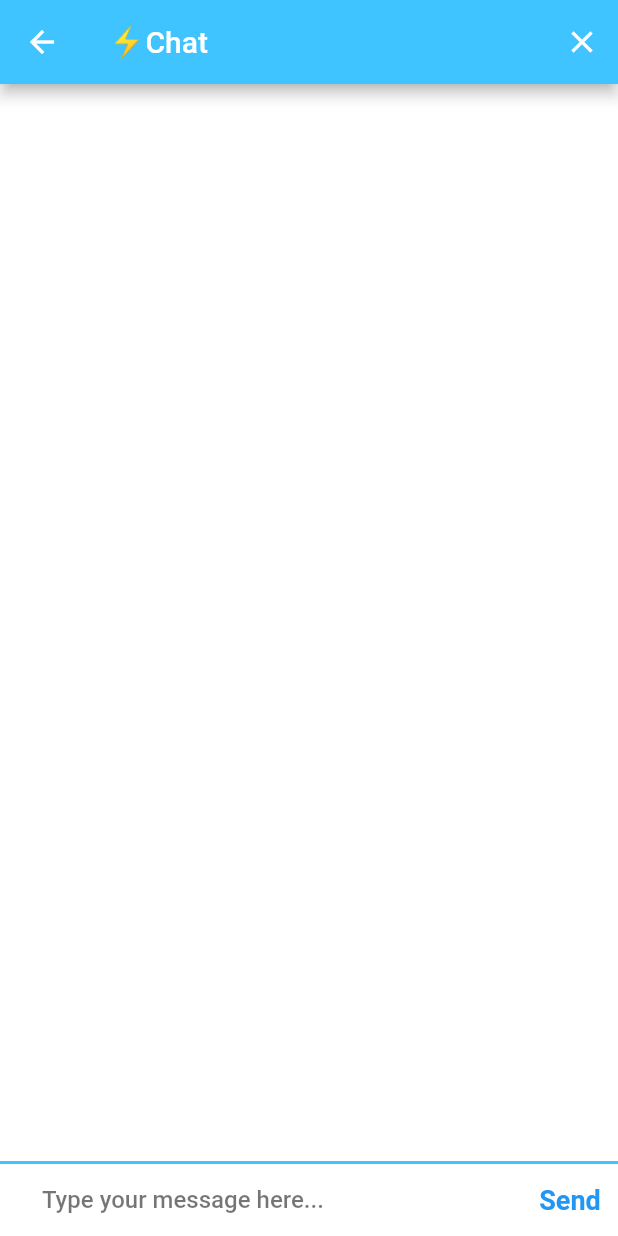
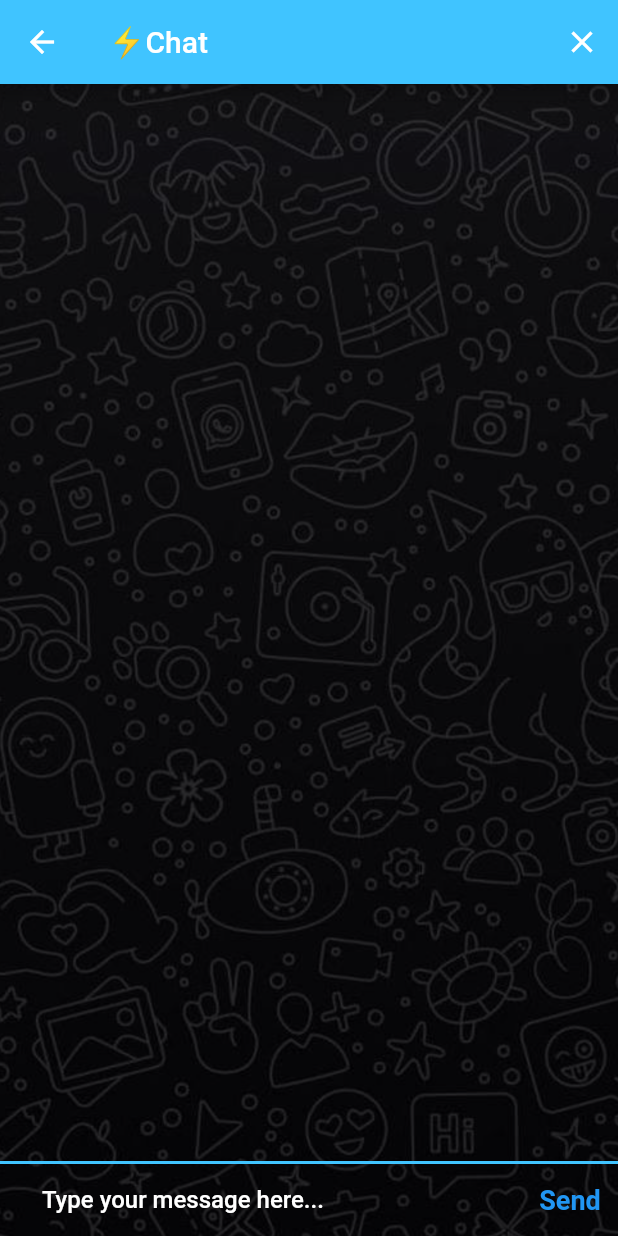
Before and after one commit to Hashimkhann1/chat_app_flutter, a Flutter app: the ChatScreen screen opened by its route, on a phone screen of 412 x 824 dp. Run offline on Flutter 3.47's test engine with Material 2 defaults, Android fonts, the phone set to English and light mode, and no system bars; our stand-ins replace animated_text_kit, cloud_firestore, firebase_auth, firebase_core, modal_progress_hud_nsn; accounts and stored records are empty.

Commit message:
chating functionlaty is added for ios only

```diff
--- a/lib/screens/chat_screen.dart
+++ b/lib/screens/chat_screen.dart
@@ -29,18 +29,18 @@ class _ChatScreenState extends State<ChatScreen> {
     };
   };
 
-  VoidCallback getMessages = () async {
-    await for(var snapshot in _firestore.collection('messages').snapshots()){
-      for(var message in snapshot.docs){
-        print(message.data());
-      }
-    }
-  };
+  // VoidCallback getMessages = () async {
+  //   await for(var snapshot in _firestore.collection('messages').snapshots()){
+  //     for(var message in snapshot.docs){
+  //     }
+  //   }
+  // };
 
   @override
   Widget build(BuildContext context) {
     return Scaffold(
-      backgroundColor: Colors.white,
+
+      backgroundColor: Colors.transparent,
       appBar: AppBar(
         backgroundColor: Colors.lightBlueAccent,
         actions: <Widget>[
@@ -52,7 +52,13 @@ class _ChatScreenState extends State<ChatScreen> {
         ],
         title: Text('⚡️Chat'),
       ),
-      body: SafeArea(
+      body: Container(
+        decoration: BoxDecoration(
+            image: DecorationImage(
+                image: AssetImage('images/background.png'),fit: BoxFit.cover
+            )
+        ),
+        child: SafeArea(
           child: Column(
             mainAxisAlignment: MainAxisAlignment.spaceBetween,
             crossAxisAlignment: CrossAxisAlignment.stretch,
@@ -71,7 +77,7 @@ class _ChatScreenState extends State<ChatScreen> {
                       child: TextField(
                         controller: messageTextController,
                         style: TextStyle(
-                        color: Colors.black
+                          color: Colors.white
                         ),
                         onChanged: (value){
                           message = value;
@@ -79,7 +85,7 @@ class _ChatScreenState extends State<ChatScreen> {
                         decoration: InputDecoration(
                           hintText: 'Type your message here...',
                           hintStyle: TextStyle(
-                          color: Colors.black54,
+                            color: Colors.white,
                             fontWeight: FontWeight.w500
                           ),
                           border: InputBorder.none,
@@ -94,7 +100,8 @@ class _ChatScreenState extends State<ChatScreen> {
                           print(message);
                           _firestore.collection('messages').add({
                             'text':message,
-                          'sender' : loggedInUser.email
+                            'sender' : loggedInUser.email,
+                            'timestamp': DateTime.now().microsecondsSinceEpoch,
                           });
                         },
                         child: Text('Send',
@@ -109,6 +116,7 @@ class _ChatScreenState extends State<ChatScreen> {
             ],
           ),
         ),
+      ),
     );
   }
 }
@@ -120,21 +128,26 @@ class MyMessageStrem extends StatelessWidget {
   @override
   Widget build(BuildContext context) {
     return StreamBuilder<QuerySnapshot>(
-      stream: _firestore.collection('messages').snapshots(),
+      stream: _firestore.collection('messages').orderBy('timestamp').snapshots(),
       builder: (context , snapshot){
         List<MessageBubble> messageBubbles = [];
         if(snapshot.hasData){
-          final messages = snapshot.data?.docs;
+          final messages = snapshot.data?.docs.reversed;
           for(var message in messages!){
             final messageText = message.get('text');
             final messageSender = message.get('sender');
+            final currentuser = loggedInUser.email;
+            if(currentuser == messageSender){
 
-            final messageBubble = MessageBubble(text: messageText , sender: messageSender,);
+            }
+
+            final messageBubble = MessageBubble(text: messageText , sender: messageSender, isMe: currentuser == messageSender,);
             messageBubbles.add(messageBubble);
           }
         }
         return Expanded(
           child: ListView(
+            reverse: true,
             padding: EdgeInsets.symmetric(horizontal: 10.0 , vertical: 20.0),
             children: messageBubbles,
           ),
@@ -147,17 +160,19 @@ class MyMessageStrem extends StatelessWidget {
 
 
 class MessageBubble extends StatelessWidget {
-  MessageBubble({this.text , this.sender});
+  MessageBubble({this.text , this.sender , required this.isMe});
 
   final String? text;
   final String? sender;
+  final bool isMe;
 
   @override
   Widget build(BuildContext context) {
     return Padding(
       padding: EdgeInsets.all(8.0),
       child: Column(
-        crossAxisAlignment: CrossAxisAlignment.end,
+
+        crossAxisAlignment: isMe ? CrossAxisAlignment.start : CrossAxisAlignment.end,
         children: [
           Text(sender.toString(),
             style: TextStyle(
@@ -165,9 +180,9 @@ class MessageBubble extends StatelessWidget {
                 color: Colors.black45
             ),),
           Material(
-            borderRadius: BorderRadius.circular(24.0),
+            borderRadius: isMe ? BorderRadius.only(topLeft: Radius.circular(24.0), topRight: Radius.circular(24.0),bottomRight: Radius.circular(24.0)) : BorderRadius.only(topLeft: Radius.circular(24.0), bottomLeft: Radius.circular(24.0),bottomRight: Radius.circular(24.0)) ,
             elevation: 5.0,
-            color: Colors.lightBlueAccent,
+            color: isMe ? Colors.white : Color(0xFFa0c959),
             child: Padding(
               padding: const EdgeInsets.symmetric(horizontal: 10.0 , vertical: 14.0),
               child: Text(text.toString(),
--- a/lib/screens/login_screens.dart
+++ b/lib/screens/login_screens.dart
@@ -101,6 +101,7 @@ class _LoginScreenState extends State<LoginScreen> with SingleTickerProviderStat
                   });
                   try{
                   final user = await _auth.signInWithEmailAndPassword(email: email, password: password);
+                  // final testUser = _auth.signInWithPopup(provider)
                   if(user != null) {
                     Navigator.pushNamed(context, ChatScreen.id);
                     setState(() {
--- a/pubspec.yaml
+++ b/pubspec.yaml
@@ -39,6 +39,8 @@ dependencies:
   firebase_auth: ^3.8.0
   cloud_firestore: ^3.4.7
   modal_progress_hud_nsn: ^0.3.0
+  provider: ^6.0.3
+  google_sign_in: ^5.4.1
 
 dev_dependencies:
   flutter_test:
```
Also changed, not shown: lib/data/user_details.dart (added, +31 -0 lines), images/background.png (added), pubspec.lock, 10 other files. Lines whose indentation alone changed are shown as unchanged.
